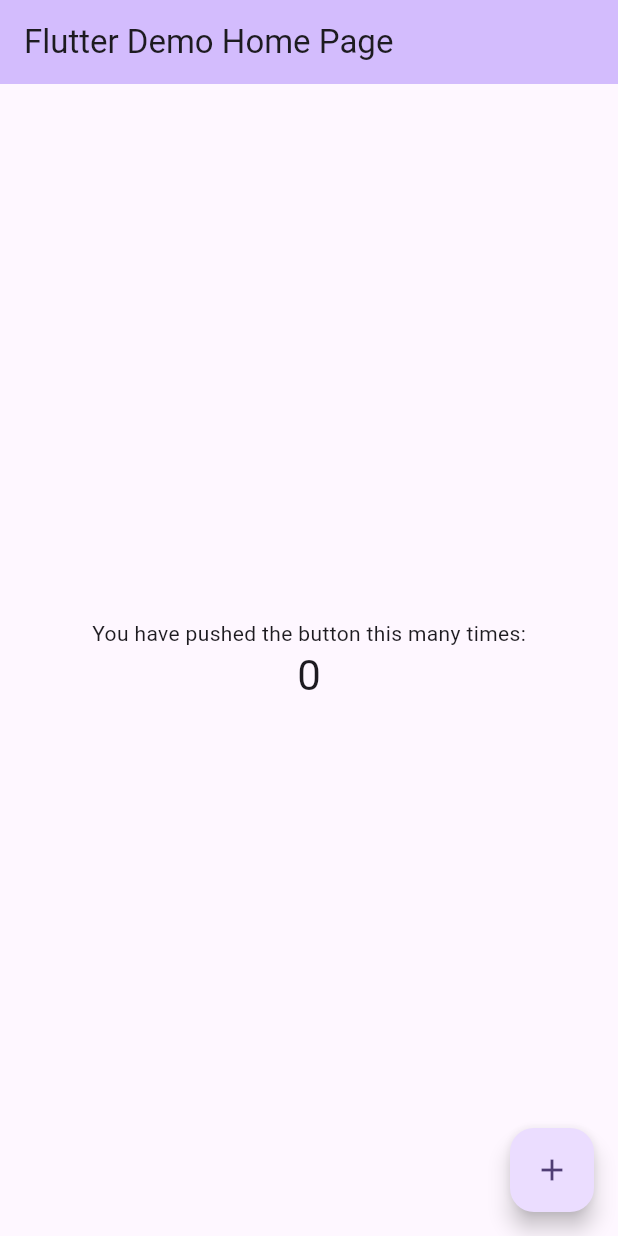
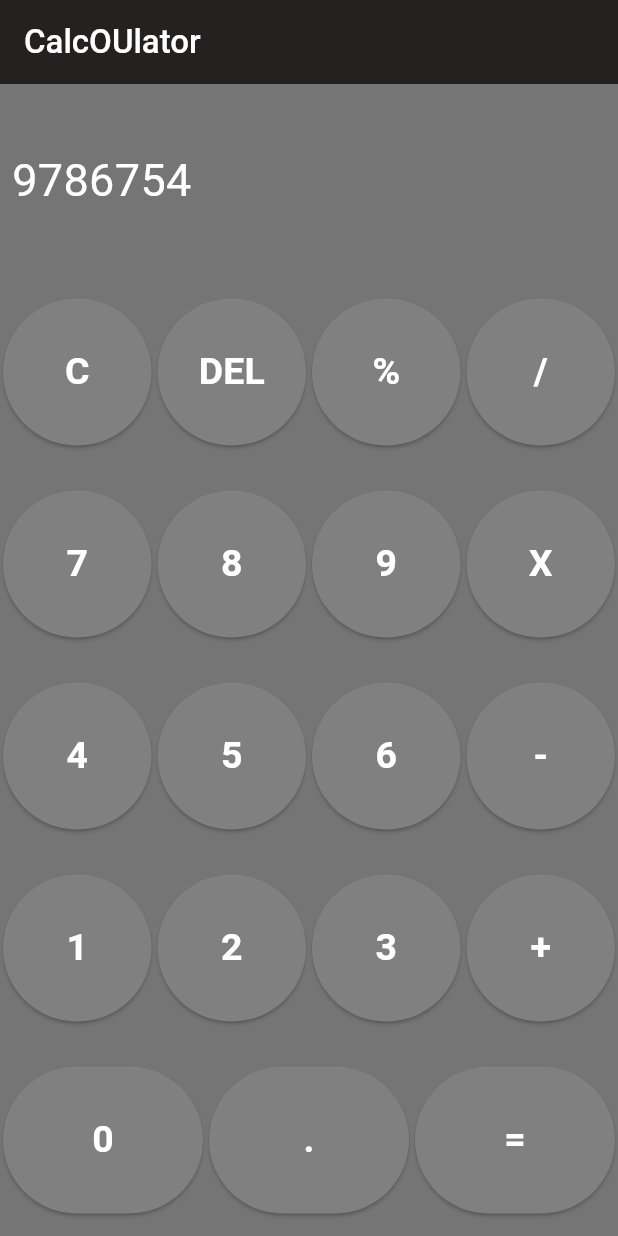
Before and after one commit to WidgetWiz/Flutter, a Flutter app: the screen it shows after launch, on a phone screen of 412 x 824 dp. Run offline on Flutter 3.47's test engine with Material 3 defaults, Android fonts, the phone set to English and light mode, and no system bars.

Commit message:
Calculator ui.semiFinal

```diff
--- /dev/null
+++ b/calculator/lib/calculatorButton.dart
@@ -0,0 +1,27 @@
+import 'package:flutter/material.dart';
+
+class CalculatorButton extends StatelessWidget {
+  final String title;
+  const CalculatorButton({super.key, required this.title});
+
+  @override
+  Widget build(BuildContext context) {
+    return Expanded(
+      child: Container(
+        margin: EdgeInsets.only(top: 15.0, bottom: 15.0, left: 2.0, right: 2.0),
+        child: ElevatedButton(onPressed: () {},
+          style: ElevatedButton.styleFrom(
+            backgroundColor: Color(0xff808080), // Set the background color to aqua
+            padding: EdgeInsets.all(16.0), // Adjust padding as needed
+        ),
+          child: Text(title,
+          style: TextStyle(
+            fontWeight: FontWeight.bold,
+            color: Colors.white,
+            fontSize: 25,
+          ),),
+        ),
+      ),
+    );
+  }
+}
--- a/calculator/lib/main.dart
+++ b/calculator/lib/main.dart
@@ -1,125 +1,101 @@
+import 'package:calculator/calculatorButton.dart';
 import 'package:flutter/material.dart';
 
 void main() {
-  runApp(const MyApp());
+  runApp(MySimpleApp());
 }
 
-class MyApp extends StatelessWidget {
-  const MyApp({super.key});
-
-  // This widget is the root of your application.
+class MySimpleApp extends StatelessWidget {
   @override
   Widget build(BuildContext context) {
     return MaterialApp(
-      title: 'Flutter Demo',
-      theme: ThemeData(
-        // This is the theme of your application.
-        //
-        // TRY THIS: Try running your application with "flutter run". You'll see
-        // the application has a purple toolbar. Then, without quitting the app,
-        // try changing the seedColor in the colorScheme below to Colors.green
-        // and then invoke "hot reload" (save your changes or press the "hot
-        // reload" button in a Flutter-supported IDE, or press "r" if you used
-        // the command line to start the app).
-        //
-        // Notice that the counter didn't reset back to zero; the application
-        // state is not lost during the reload. To reset the state, use hot
-        // restart instead.
-        //
-        // This works for code too, not just values: Most code changes can be
-        // tested with just a hot reload.
-        colorScheme: ColorScheme.fromSeed(seedColor: Colors.deepPurple),
-        useMaterial3: true,
+      debugShowCheckedModeBanner: false,
+      home: Scaffold(
+        backgroundColor: Colors.black54,
+        appBar: AppBar(
+          backgroundColor: Color(0xff252121),
+          title: Text('CalcOUlator',
+            style: TextStyle(
+              fontWeight: FontWeight.w500,
+              color: Colors.white
+            ),
+          ),
+        ),
+        body: Column(
+
+            children: [
+              Expanded(
+                child: Container(
+                  alignment: Alignment.centerLeft,
+                  margin: EdgeInsets.symmetric(horizontal: 8),
+                  child: Text("9786754",
+                  style: TextStyle(
+                    fontSize: 30,
+                    color: Colors.white,
+                    fontWeight: FontWeight.w400,
+                  ),
+                  ),
+                ),
+              ), //Result
+              Expanded(
+                child: Row(
+                  crossAxisAlignment: CrossAxisAlignment.stretch,
+                  children: [
+                    CalculatorButton(title: "C"),
+                    CalculatorButton(title: "DEL"),
+                    CalculatorButton(title: "%"),
+                    CalculatorButton(title: "/"),
+                  ],
+                ),
+              ),
+              Expanded(
+                child: Row(
+                  crossAxisAlignment: CrossAxisAlignment.stretch,
+                  children: [
+                    CalculatorButton(title: "7"),
+                    CalculatorButton(title: "8"),
+                    CalculatorButton(title: "9"),
+                    CalculatorButton(title: "X"),
+                  ],
+                ),
+              ),
+              Expanded(
+                child: Row(
+                  crossAxisAlignment: CrossAxisAlignment.stretch,
+                  children: [
+                    CalculatorButton(title: "4"),
+                    CalculatorButton(title: "5"),
+                    CalculatorButton(title: "6"),
+                    CalculatorButton(title: "-"),
+                  ],
+                ),
+              ),
+              Expanded(
+                child: Row(
+                  crossAxisAlignment: CrossAxisAlignment.stretch,
+                  children: [
+                    CalculatorButton(title: "1"),
+                    CalculatorButton(title: "2"),
+                    CalculatorButton(title: "3"),
+                    CalculatorButton(title: "+"),
+                  ],
+                ),
+              ),
+              Expanded(
+                child: Row(
+                  crossAxisAlignment: CrossAxisAlignment.stretch,
+                  children: [
+                    CalculatorButton(title: "0"),
+
+                    CalculatorButton(title: "."),
+                    CalculatorButton(title: "="),
+                  ],
+                ),
+              ),
+
+            ],
+        )
       ),
-      home: const MyHomePage(title: 'Flutter Demo Home Page'),
     );
   }
 }
-
-class MyHomePage extends StatefulWidget {
-  const MyHomePage({super.key, required this.title});
-
-  // This widget is the home page of your application. It is stateful, meaning
-  // that it has a State object (defined below) that contains fields that affect
-  // how it looks.
-
-  // This class is the configuration for the state. It holds the values (in this
-  // case the title) provided by the parent (in this case the App widget) and
-  // used by the build method of the State. Fields in a Widget subclass are
-  // always marked "final".
-
-  final String title;
-
-  @override
-  State<MyHomePage> createState() => _MyHomePageState();
-}
-
-class _MyHomePageState extends State<MyHomePage> {
-  int _counter = 0;
-
-  void _incrementCounter() {
-    setState(() {
-      // This call to setState tells the Flutter framework that something has
-      // changed in this State, which causes it to rerun the build method below
-      // so that the display can reflect the updated values. If we changed
-      // _counter without calling setState(), then the build method would not be
-      // called again, and so nothing would appear to happen.
-      _counter++;
-    });
-  }
-
-  @override
-  Widget build(BuildContext context) {
-    // This method is rerun every time setState is called, for instance as done
-    // by the _incrementCounter method above.
-    //
-    // The Flutter framework has been optimized to make rerunning build methods
-    // fast, so that you can just rebuild anything that needs updating rather
-    // than having to individually change instances of widgets.
-    return Scaffold(
-      appBar: AppBar(
-        // TRY THIS: Try changing the color here to a specific color (to
-        // Colors.amber, perhaps?) and trigger a hot reload to see the AppBar
-        // change color while the other colors stay the same.
-        backgroundColor: Theme.of(context).colorScheme.inversePrimary,
-        // Here we take the value from the MyHomePage object that was created by
-        // the App.build method, and use it to set our appbar title.
-        title: Text(widget.title),
-      ),
-      body: Center(
-        // Center is a layout widget. It takes a single child and positions it
-        // in the middle of the parent.
-        child: Column(
-          // Column is also a layout widget. It takes a list of children and
-          // arranges them vertically. By default, it sizes itself to fit its
-          // children horizontally, and tries to be as tall as its parent.
-          //
-          // Column has various properties to control how it sizes itself and
-          // how it positions its children. Here we use mainAxisAlignment to
-          // center the children vertically; the main axis here is the vertical
-          // axis because Columns are vertical (the cross axis would be
-          // horizontal).
-          //
-          // TRY THIS: Invoke "debug painting" (choose the "Toggle Debug Paint"
-          // action in the IDE, or press "p" in the console), to see the
-          // wireframe for each widget.
-          mainAxisAlignment: MainAxisAlignment.center,
-          children: <Widget>[
-            const Text(
-              'You have pushed the button this many times:',
-            ),
-            Text(
-              '$_counter',
-              style: Theme.of(context).textTheme.headlineMedium,
-            ),
-          ],
-        ),
-      ),
-      floatingActionButton: FloatingActionButton(
-        onPressed: _incrementCounter,
-        tooltip: 'Increment',
-        child: const Icon(Icons.add),
-      ), // This trailing comma makes auto-formatting nicer for build methods.
-    );
-  }
-}
```
